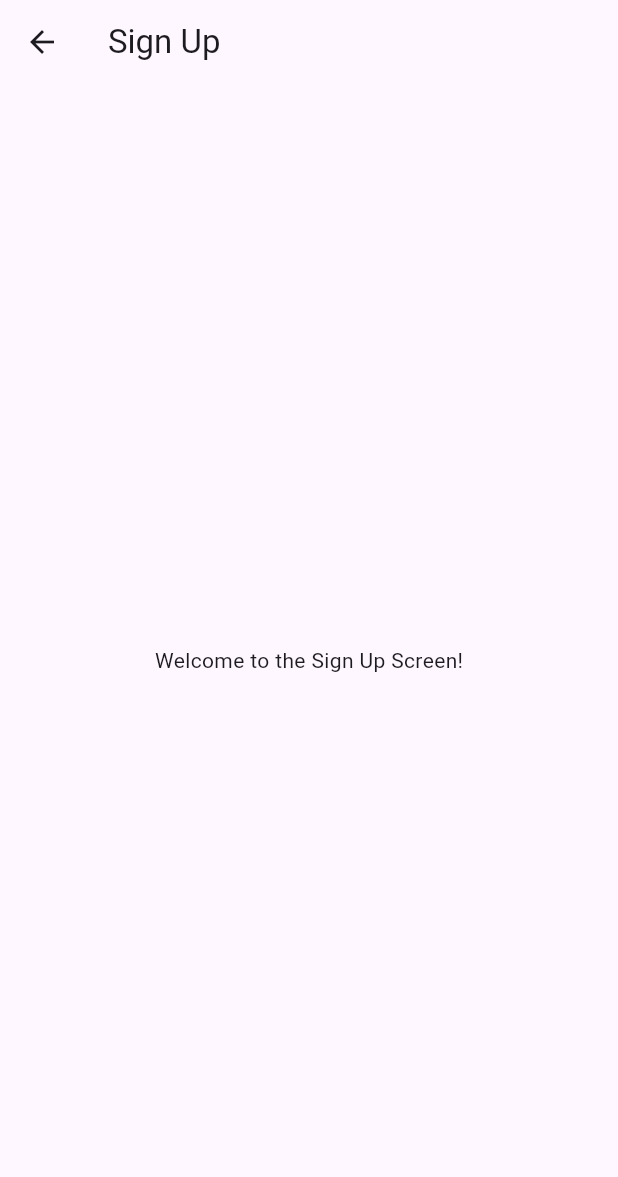
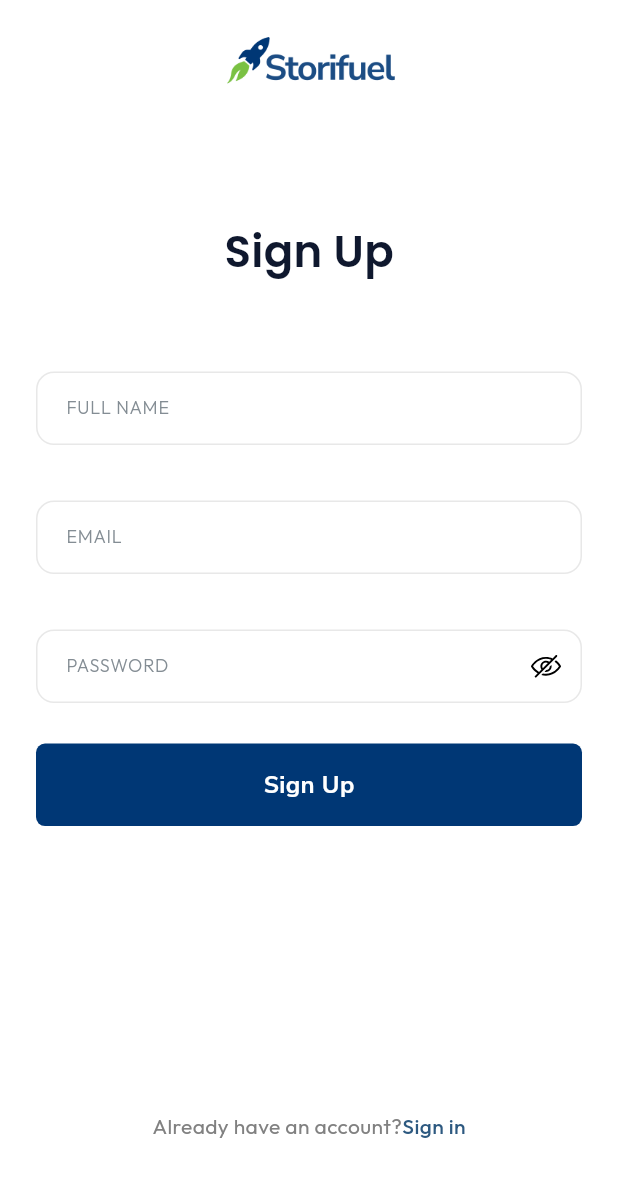
Before and after one commit to terabitdev/Storifuel, a Flutter app: the SignUpScreen screen opened directly, on a phone screen of 412 x 824 dp. Shown: the top 1177 px of the screen. Run offline on Flutter 3.47's test engine with Material 3 defaults, Android fonts, the phone set to English and light mode, and no system bars; our stand-ins replace flutter_svg, google_fonts; statements that could not run were skipped.

Commit message:
Auth Screens done

```diff
--- a/lib/core/constants/app_colors.dart
+++ b/lib/core/constants/app_colors.dart
@@ -2,3 +2,4 @@ import 'package:flutter/cupertino.dart';
 
 Color primaryColor = Color(0xFFFFFFFF);
 Color secondaryColor = Color(0xFF003775);
+Color outlineInputColor = Color(0xFFE8E8E8);
--- a/lib/core/constants/app_images.dart
+++ b/lib/core/constants/app_images.dart
@@ -2,8 +2,9 @@ class AppImages {
   static const String splash = 'assets/images/splash.png';
   static const String onboarding = 'assets/images/onboarding.png';
   static const String logo = 'assets/images/logo.png';
-  static const String backIcon = 'assets/icons/arrow-left.png';
+  static const String backIcon = 'assets/images/arrow-left.png';
   static const String logo1 = 'assets/images/logo1.png';
   static const String eyeOpenIcon = 'assets/icons/eye-open.svg';
   static const String eyeClosedIcon = 'assets/icons/eye-close.svg';
+  static const String emailIcon = 'assets/images/email.png';
 }
--- a/lib/core/theme/app_fonts.dart
+++ b/lib/core/theme/app_fonts.dart
@@ -49,3 +49,14 @@ final TextStyle outfit12w4001 = GoogleFonts.outfit(
   color: Color(0xFF848D94),
   decoration: TextDecoration.underline,
 );
+
+final TextStyle outfit14w300 = GoogleFonts.outfit(
+  fontSize: 14,
+  fontWeight: FontWeight.w300,
+  color: Color(0xFF0F182E),
+);
+final TextStyle outfit12w300 = GoogleFonts.outfit(
+  fontSize: 12,
+  fontWeight: FontWeight.w300,
+  color: Color(0xFF848D94),
+);
--- a/lib/main.dart
+++ b/lib/main.dart
@@ -1,4 +1,5 @@
 import 'package:flutter/material.dart';
+import 'package:storifuel/core/theme/app_theme.dart';
 import 'package:storifuel/routes/routes.dart';
 import 'package:storifuel/routes/routes_name.dart';
 
@@ -13,8 +14,8 @@ class MyApp extends StatelessWidget {
     return MaterialApp(
       debugShowCheckedModeBanner: false,
       title: 'StoriFuel',
-      theme: ThemeData(
-      ),
+      theme: AppTheme.lightTheme,
+      themeMode: ThemeMode.light,
       initialRoute: RoutesName.splash,
       onGenerateRoute: Routes.generateRoute,
     );
--- a/lib/routes/routes_name.dart
+++ b/lib/routes/routes_name.dart
@@ -3,5 +3,7 @@ class RoutesName {
   static const String onboarding = '/onboarding';
   static const String signIn = '/sign-in';
   static const String signUp = '/sign-up';
+  static const String forgotPassword = '/forgot-password';
+  static const String checkEmail = '/check-email';
   static const String home = '/home';
 }
--- a/lib/view/sign_in_screen.dart
+++ b/lib/view/auth/sign_up_screen.dart
@@ -9,20 +9,25 @@ import 'package:storifuel/widgets/auth/custom_textfield.dart';
 import 'package:storifuel/widgets/common/auth_redirect_text.dart';
 import 'package:storifuel/widgets/common/round_button.dart';
 
-class SignInScreen extends StatelessWidget {
+class SignUpScreen extends StatefulWidget {
+  const SignUpScreen({super.key});
+
+  @override
+  State<SignUpScreen> createState() => _SignUpScreenState();
+}
+
+class _SignUpScreenState extends State<SignUpScreen> {
   final TextEditingController emailController = TextEditingController();
   final TextEditingController passwordController = TextEditingController();
-
-  SignInScreen({super.key});
+  final TextEditingController fullNameController = TextEditingController();
 
   @override
   Widget build(BuildContext context) {
     final authProvider = context.watch<AuthProvider>();
-
-    return Scaffold(
+    return  Scaffold(
       body: SafeArea(
         child: Padding(
-          padding:  EdgeInsets.symmetric(
+          padding: EdgeInsets.symmetric(
             horizontal: 24,
             vertical: context.screenHeight * 0.03,
           ),
@@ -32,14 +37,17 @@ class SignInScreen extends StatelessWidget {
               children: [
                 Image.asset(AppImages.logo1, width: 118, height: 32),
                 const SizedBox(height: 90),
-                Text("Sign In", style: poppins29w600),
-                const SizedBox(height: 30),
-                CustomTextField(hintText: "Email", controller: emailController),
-                const SizedBox(height: 16),
+                Text("Sign Up", style: poppins29w600),
+                const SizedBox(height: 60),
+                CustomTextField(labelText: "FULL NAME", controller: fullNameController),
+                const SizedBox(height: 37),
+                CustomTextField(labelText: "EMAIL", controller: emailController),
+                const SizedBox(height: 37),
                 CustomTextField(
-                  hintText: "Password",
+                  obscureText: !authProvider.isPasswordVisible,
+                  labelText: "PASSWORD",
                   controller: passwordController,
-                  obscureText: !authProvider.isPasswordVisible,
+                  keyboardType: TextInputType.visiblePassword,
                   suffixIcon: IconButton(
                     onPressed: () {
                       authProvider.togglePasswordVisibility();
@@ -53,42 +61,19 @@ class SignInScreen extends StatelessWidget {
                     ),
                   ),
                 ),
-                const SizedBox(height: 12),
-                Row(
-                  mainAxisAlignment: MainAxisAlignment.spaceBetween,
-                  children: [
-                    Row(
-                      children: [
-                        Checkbox(
-                          value: authProvider.rememberMe,
-                          onChanged: (val) {
-                            authProvider.toggleRememberMe(val ?? false);
-                          },
-                        ),
-                        Text("Remember Me",style: outfit12w400),
-                      ],
-                    ),
-                    TextButton(
-                      onPressed: () {
-                        Navigator.pushNamed(context, '/forgot-password');
-                      },
-                      child: Text("Forgot Password?", style: outfit12w4001),
-                    ),
-                  ],
-                ),
-                const SizedBox(height: 20),
+                const SizedBox(height: 27),
                 RoundButton(
-                  text: "Sign In",
+                  text: "Sign Up",
                   onPressed: () {
-                    // handle login
+                    // handle sign up
                   },
                 ),
                 SizedBox(height: 190),
                 AuthRedirectText(
-                  leadingText: "No account yet? ",
-                  actionText: "Sign up now!",
+                  leadingText: "Already have an account?",
+                  actionText: "Sign in",
                   onTap: () {
-                    Navigator.pushNamed(context, '/sign-up');
+                    Navigator.pushNamed(context, '/sign-in');
                   },
                 ),
               ],
--- a/lib/view/sign_up_screen.dart
+++ /dev/null
@@ -1,22 +0,0 @@
-import 'package:flutter/material.dart';
-
-class SignUpScreen extends StatefulWidget {
-  const SignUpScreen({super.key});
-
-  @override
-  State<SignUpScreen> createState() => _SignUpScreenState();
-}
-
-class _SignUpScreenState extends State<SignUpScreen> {
-  @override
-  Widget build(BuildContext context) {
-    return Scaffold(
-      appBar: AppBar(
-        title: const Text('Sign Up'),
-      ),
-      body: const Center(
-        child: Text('Welcome to the Sign Up Screen!'),
-      ),
-    );
-  }
-}
--- a/lib/widgets/auth/custom_textfield.dart
+++ b/lib/widgets/auth/custom_textfield.dart
@@ -1,32 +1,55 @@
 import 'package:flutter/material.dart';
+import 'package:storifuel/core/constants/app_colors.dart';
+import 'package:storifuel/core/theme/app_fonts.dart';
 
 class CustomTextField extends StatelessWidget {
-  final String hintText;
+  final String labelText;
   final TextEditingController controller;
   final bool obscureText;
   final Widget? suffixIcon;
+  final FocusNode? focusNode;
+  final TextInputType? keyboardType;
+  final VoidCallback? onSubmitted;
 
   const CustomTextField({
     super.key,
-    required this.hintText,
+    required this.labelText,
     required this.controller,
     this.obscureText = false,
     this.suffixIcon,
+    this.focusNode,
+    this.keyboardType,
+    this.onSubmitted,
   });
 
   @override
   Widget build(BuildContext context) {
     return TextField(
+      style: outfit14w300,
       controller: controller,
       obscureText: obscureText,
+      focusNode: focusNode,
+      keyboardType: keyboardType,
+      textInputAction: TextInputAction.done,
+      onSubmitted: (value) => onSubmitted?.call(),
       decoration: InputDecoration(
-        hintText: hintText,
+        labelText: labelText,
+        labelStyle: outfit12w300,
+        floatingLabelStyle: outfit12w300,
         filled: true,
-        fillColor: Colors.white,
+        fillColor: primaryColor,
         contentPadding: const EdgeInsets.symmetric(horizontal: 16, vertical: 14),
         border: OutlineInputBorder(
           borderRadius: BorderRadius.circular(12),
-          borderSide: BorderSide(color: Colors.grey.shade300),
+          borderSide: BorderSide(color: outlineInputColor),
+        ),
+        enabledBorder: OutlineInputBorder(
+          borderRadius: BorderRadius.circular(12),
+          borderSide: BorderSide(color: outlineInputColor),
+        ),
+        focusedBorder: OutlineInputBorder(
+          borderRadius: BorderRadius.circular(12),
+          borderSide: BorderSide(color: secondaryColor),
         ),
         suffixIcon: suffixIcon,
       ),
```
Also changed, not shown: lib/routes/routes.dart (+18 -3 lines), lib/view/auth/check_email_screen.dart (added, +39 -0 lines), lib/view/auth/forgot_password.dart (added, +43 -0 lines), lib/view/auth/sign_in_screen.dart (added, +120 -0 lines), lib/widgets/common/custom_app_bar.dart (+4 -3 lines), assets/icons/arrow-left.svg (deleted), assets/images/arrow-left.png (added), assets/images/email.png (added), lib/view/onboarding/onboarding_screen.dart (renamed from lib/view/onboarding_screen.dart), lib/view/onboarding/splash_screen.dart (renamed from lib/view/splash_screen.dart).
